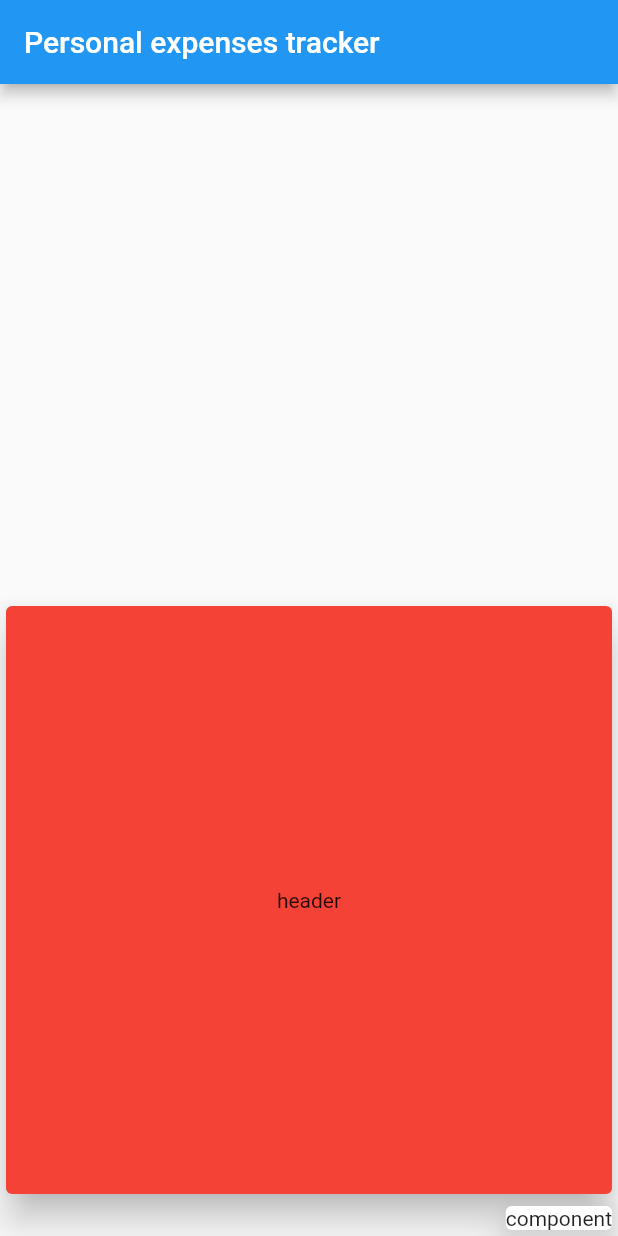
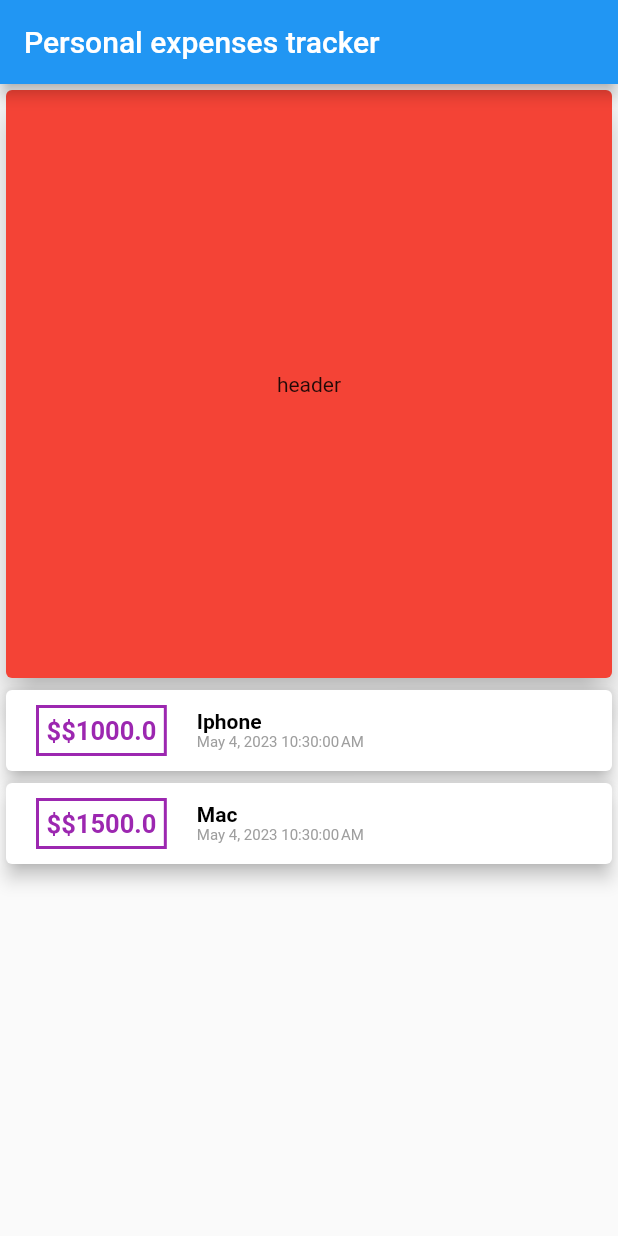
Before and after one commit to ontu001/personal_expenses_tracker_flutter, a Flutter app: the screen it shows after launch, on a phone screen of 412 x 824 dp. Run offline on Flutter 3.47's test engine with Material 2 defaults, Android fonts, the phone set to English and light mode, and no system bars.

Commit message:
date formatted

```diff
--- a/lib/main.dart
+++ b/lib/main.dart
@@ -1,6 +1,7 @@
 import 'package:flutter/cupertino.dart';
 import 'package:flutter/material.dart';
 import './transaction.dart';
+import 'package:intl/intl.dart';
 
 void main(){
   runApp(const MyApp());
@@ -31,8 +32,6 @@ class HomeActivity extends StatelessWidget{
     return Scaffold(
       appBar: AppBar(title: Text("Personal expenses tracker"),),
       body: Column(
-        mainAxisAlignment: MainAxisAlignment.end,
-        crossAxisAlignment: CrossAxisAlignment.end,
         children: [
           Container(
             width: double.infinity,
@@ -46,13 +45,39 @@ class HomeActivity extends StatelessWidget{
               elevation: 10,
             ),
           ),
+          Column(children: transaction.map((tx) {
+            return Card(child:
+              Row(
+                children: [
+                  Container(
+                    child: Text('\$\$'+tx.amount.toString()
+                    ,
+                      style: TextStyle(fontWeight: FontWeight.bold ,fontSize: 17,color: Colors.purple),
+                    ),
+                    margin: EdgeInsets.symmetric(vertical: 10, horizontal: 20),
+                    padding: EdgeInsets.all(5),
+                    decoration: BoxDecoration(border: Border.all(width: 2,color: Colors.purple)),
+                  ),
+
+                      Column(
+                        crossAxisAlignment: CrossAxisAlignment.start,
+
+                        children: [
+
+                            Text(tx.title,style: TextStyle(fontSize: 14,fontWeight: FontWeight.bold,color: Colors.black)),
 
 
-          Card(
-            child:
-            Text("component"),
-            elevation: 10,
-          ),
+                          Text(
+                            DateFormat().format(tx.date),style: TextStyle(fontSize: 10,color: Colors.grey),),
+
+                        ],
+                      ),
+
+
+                ],
+              )
+              ,elevation: 5,);
+          }).toList(),)
         ],
       ),
     );
--- a/pubspec.yaml
+++ b/pubspec.yaml
@@ -30,6 +30,7 @@ environment:
 dependencies:
   flutter:
     sdk: flutter
+  intl: ^0.18.1
 
 
   # The following adds the Cupertino Icons font to your application.
```
Also changed, not shown: pubspec.lock.
